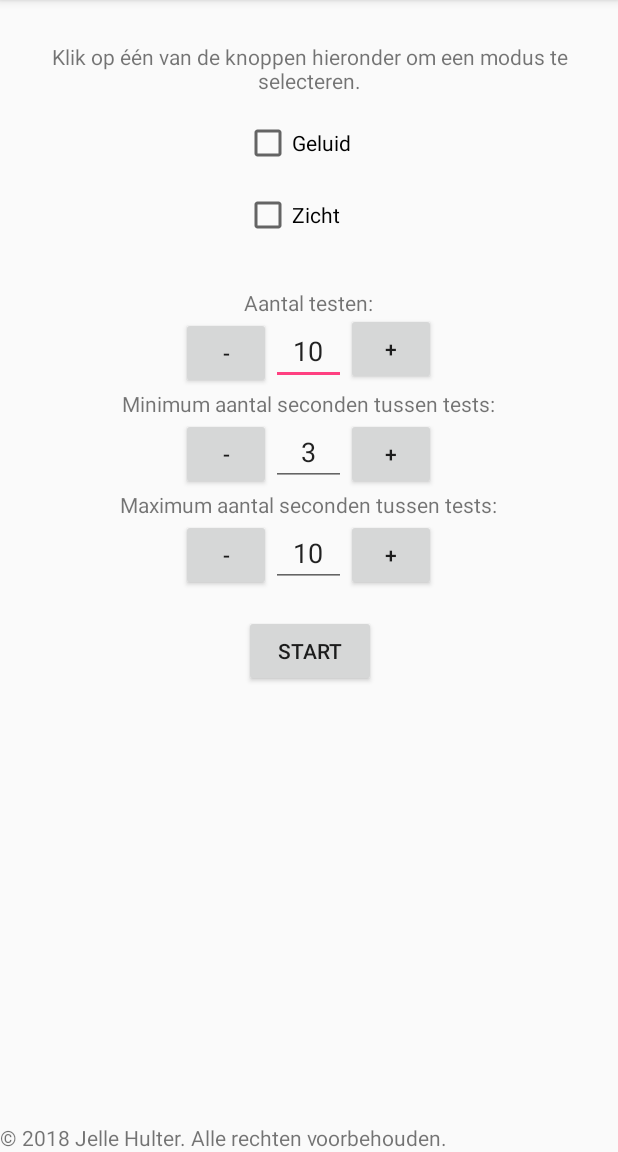
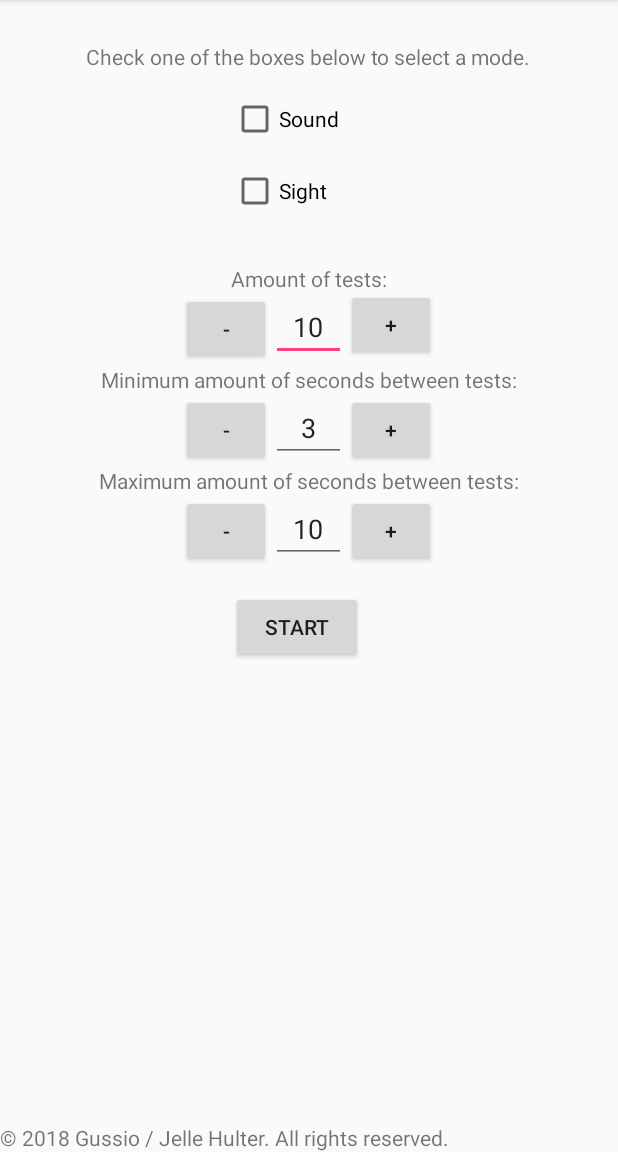
Before and after one commit to MrGussio/RespondTest, an Android app: the screen it shows after launch (MainActivity), on a phone screen of 412 x 824 dp, the part 84-1236 px from its top. Run offline under Robolectric (Android 15) with nearby library versions, the phone set to English and light mode, and no system bars.

Commit message:
Added English translation and moved the Dutch one.

```diff
--- a/app/src/main/res/values/strings.xml
+++ b/app/src/main/res/values/strings.xml
@@ -1,21 +1,21 @@
 <resources>
     <string name="app_name">RespondTest</string>
-    <string name="introText">Klik op één van de knoppen hieronder om een modus te selecteren.</string>
-    <string name="soundButton">Geluid</string>
-    <string name="sightButton">Zicht</string>
+    <string name="introText">Check one of the boxes below to select a mode.</string>
+    <string name="soundButton">Sound</string>
+    <string name="sightButton">Sight</string>
     <string name="plus">+</string>
     <string name="minus">-</string>
-    <string name="results">Resultaten</string>
-    <string name="ok">Oké</string>
-    <string name="amountTitle">Aantal testen:</string>
-    <string name="copyright">© 2018 Jelle Hulter. Alle rechten voorbehouden.</string>
-    <string name="countTooLowMessage">Vul een getal groter dan 1 in.</string>
-    <string name="wrong">Fout</string>
-    <string name="test">Meting</string>
-    <string name="minTitle">Minimum aantal seconden tussen tests:</string>
-    <string name="maxTitle">Maximum aantal seconden tussen tests:</string>
-    <string name="minGreaterThanMaxMessage">Vul een minimaal getal in dat kleiner is dan je maximale getal.</string>
+    <string name="results">Results</string>
+    <string name="ok">OK</string>
+    <string name="amountTitle">Amount of tests:</string>
+    <string name="copyright">© 2018 Gussio / Jelle Hulter. All rights reserved.</string>
+    <string name="countTooLowMessage">Enter a digit bigger than 1.</string>
+    <string name="wrong">Wrong</string>
+    <string name="test">Test</string>
+    <string name="minTitle">Minimum amount of seconds between tests:</string>
+    <string name="maxTitle">Maximum amount of seconds between tests:</string>
+    <string name="minGreaterThanMaxMessage">Please enter a minimum amount of secconds between tests that is bigger than your maximum amount of seconds between tests.</string>
     <string name="start">Start</string>
-    <string name="noModeSelectedMessage">Je moet minimaal één testmodus selecteren.</string>
-    <string name="average">Gemiddelde</string>
+    <string name="noModeSelectedMessage">Please select atleast one mode.</string>
+    <string name="average">Average</string>
 </resources>
```
Also changed, not shown: 1 other file.
